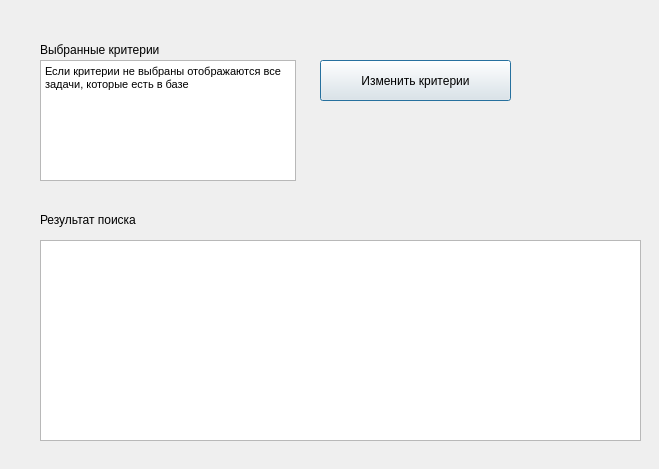
GalinaMaykova/MomMath, file searchdialog.ui: the form before one commit.
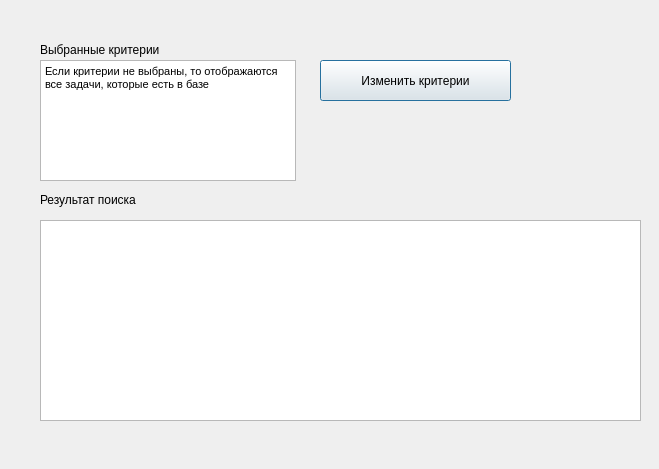
The form after the commit.

```diff
--- a/searchdialog.ui
+++ b/searchdialog.ui
@@ -55,15 +55,15 @@
     <string>&lt;!DOCTYPE HTML PUBLIC &quot;-//W3C//DTD HTML 4.0//EN&quot; &quot;http://www.w3.org/TR/REC-html40/strict.dtd&quot;&gt;
 &lt;html&gt;&lt;head&gt;&lt;meta name=&quot;qrichtext&quot; content=&quot;1&quot; /&gt;&lt;style type=&quot;text/css&quot;&gt;
 p, li { white-space: pre-wrap; }
-&lt;/style&gt;&lt;/head&gt;&lt;body style=&quot; font-family:'MS Shell Dlg 2'; font-size:8.0597pt; font-weight:400; font-style:normal;&quot;&gt;
-&lt;p style=&quot; margin-top:0px; margin-bottom:0px; margin-left:0px; margin-right:0px; -qt-block-indent:0; text-indent:0px;&quot;&gt;&lt;span style=&quot; font-family:'MS Shell Dlg 2'; font-size:8.0597pt;&quot;&gt;Если критерии не выбраны отображаются все задачи, которые есть в базе&lt;/span&gt;&lt;/p&gt;&lt;/body&gt;&lt;/html&gt;</string>
+&lt;/style&gt;&lt;/head&gt;&lt;body style=&quot; font-family:'MS Shell Dlg 2'; font-size:8.15094pt; font-weight:400; font-style:normal;&quot;&gt;
+&lt;p style=&quot; margin-top:0px; margin-bottom:0px; margin-left:0px; margin-right:0px; -qt-block-indent:0; text-indent:0px;&quot;&gt;&lt;span style=&quot; font-family:'MS Shell Dlg 2'; font-size:8.0597pt;&quot;&gt;Если критерии не выбраны, то отображаются все задачи, которые есть в базе&lt;/span&gt;&lt;/p&gt;&lt;/body&gt;&lt;/html&gt;</string>
    </property>
   </widget>
   <widget class="QLabel" name="label_2">
    <property name="geometry">
     <rect>
      <x>40</x>
-     <y>210</y>
+     <y>190</y>
      <width>151</width>
      <height>19</height>
     </rect>
@@ -76,7 +76,7 @@
    <property name="geometry">
     <rect>
      <x>40</x>
-     <y>240</y>
+     <y>220</y>
      <width>601</width>
      <height>201</height>
     </rect>
@@ -94,6 +94,19 @@
     <bool>false</bool>
    </attribute>
   </widget>
+  <widget class="QLabel" name="label_3">
+   <property name="geometry">
+    <rect>
+     <x>40</x>
+     <y>440</y>
+     <width>361</width>
+     <height>16</height>
+    </rect>
+   </property>
+   <property name="text">
+    <string/>
+   </property>
+  </widget>
  </widget>
  <resources/>
  <connections/>
```
